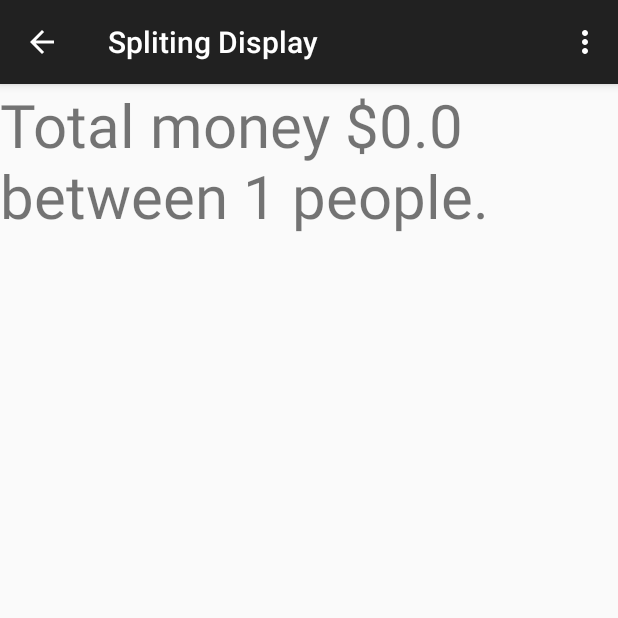
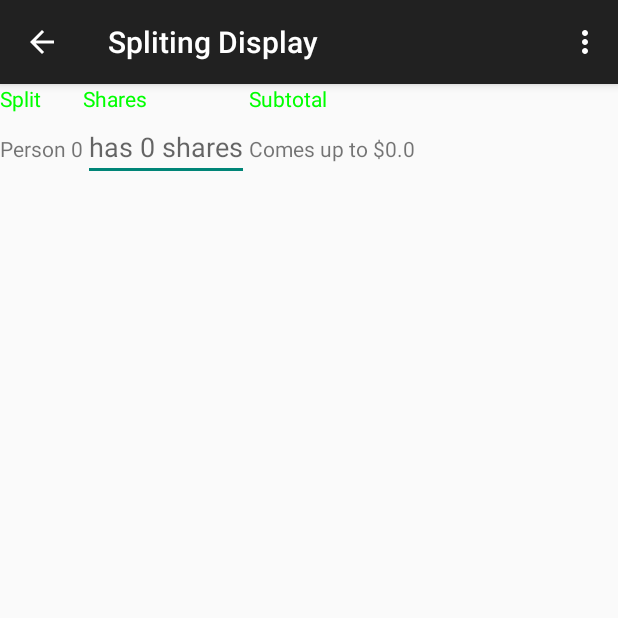
Before and after one commit to TravisWu/PayMe, an Android app: the ContinueToSplit screen opened directly, with no data from a screen before it, on a phone screen of 412 x 824 dp, the top half of it. Run offline under Robolectric (Android 15) with nearby library versions, the phone set to English and light mode, and no system bars.

Commit message:
interface for input sharing

```diff
--- a/app/src/main/java/com/traviswu/payme/ContinueToSplit.java
+++ b/app/src/main/java/com/traviswu/payme/ContinueToSplit.java
@@ -1,24 +1,31 @@
 package com.traviswu.payme;
 
 import android.content.Intent;
+import android.graphics.Color;
 import android.os.Bundle;
 import android.support.v7.app.ActionBarActivity;
+import android.text.Editable;
 import android.text.TextWatcher;
 import android.view.LayoutInflater;
 import android.view.Menu;
 import android.view.MenuItem;
 import android.view.View;
+import android.widget.Button;
 import android.widget.EditText;
 import android.widget.TableLayout;
 import android.widget.TableRow;
 import android.widget.TextView;
+import android.util.Log;
+
+import org.w3c.dom.Text;
 
 
 public class ContinueToSplit extends ActionBarActivity {
     double total_amount;
     int n_people;
-    int[] shares = new int [n_people];
-    double[] subtotal = new double [n_people];
+    int[] shares;
+    double[] subtotal;
+    int total_share = 0;
 
     @Override
     protected void onCreate(Bundle savedInstanceState) {
@@ -27,39 +34,90 @@ public class ContinueToSplit extends ActionBarActivity {
         total_amount = newIntent.getDoubleExtra(SharkSplit.TOTAL_AMOUNT, 0.0);
         n_people = newIntent.getIntExtra(SharkSplit.N_PEOPLE, 1);
 
-
+        shares = new int [n_people];
+        subtotal = new double [n_people];
+        /**
         TextView newTextView = new TextView(this);
         newTextView.setTextSize(40);
         String newMessage = "Total money $"+ total_amount+" between " +n_people+ " people.";
         newTextView.setText(newMessage);
         setContentView(newTextView);
+        **/
+
+        setContentView(R.layout.continue_to_split);
+        init();
+    }
+
+    public void init(){
+        TableLayout myTable = (TableLayout)findViewById(R.id.table_of_shares);
 
 
-        for (int i=0; i<shares.length; i++){
-            shares[i] = 0;
-            subtotal[i] = 0;
-            System.out.println(i + "++++" + n_people);
+        TableRow row0 = new TableRow(this);
+        TextView tv0 = new TextView(this);
+        tv0.setText("Split");
+        tv0.setTextColor(Color.GREEN);
+        row0.addView(tv0);
+
+        TextView tv1 = new TextView(this);
+        tv1.setText("Shares");
+        tv1.setTextColor(Color.GREEN);
+        row0.addView(tv1);
+
+        TextView tv2 = new TextView(this);
+        tv2.setText("Subtotal");
+        tv2.setTextColor(Color.GREEN);
+        row0.addView(tv2);
+
+        //Log.d("shares", shares.length+"");
+        myTable.addView(row0);
+
+        for(int i =0; i<shares.length; i++){
+            TableRow newRow = new TableRow(this);
+            TextView tvNew1 = new TextView(this);
+            tvNew1.setText("Person " + i);
+            newRow.addView(tvNew1);
+
+            final EditText tvNew2 = new EditText(this);
+            tvNew2.setHint("has "+shares[i]+" shares");
+
+            final int index = i;
+            tvNew2.addTextChangedListener(new TextWatcher() {
+                @Override
+                public void beforeTextChanged(CharSequence s, int start, int count, int after) {
+
+
+                }
+
+                @Override
+                public void onTextChanged(CharSequence s, int start, int before, int count) {
+
+                }
+
+                @Override
+                public void afterTextChanged(Editable s) {
+                    total_share -= shares[index];
+                    int newShare = Integer.parseInt(tvNew2.getText().toString());
+                    shares[index]= newShare;
+                    total_share += newShare;
+
+                    double new_share_per_slice = total_amount/total_share;
+                    for (int l=0; l <shares.length; l++){
+                        subtotal[l] = shares[l] * new_share_per_slice;
+                    }
+                }
+            });
+            newRow.addView(tvNew2);
+
+            TextView tvNew3 = new TextView(this);
+            tvNew3.setText("Comes up to $"+subtotal[i]);
+            newRow.addView(tvNew3);
+
+            myTable.addView(newRow);
         }
+        TableRow row2 = new TableRow(this);
+        //Button even_split = new Button();
 
-        TableLayout myTable = (TableLayout)findViewById(R.id.table_of_shares);
-        TableRow [] rows = new TableRow[n_people];
-        //TextView [] shares = new TextView[n_people];
-        for (int j=0; j<shares.length; j++){
-            rows[j]= new TableRow(this);
-            rows[j].setLayoutParams(new TableRow.LayoutParams(TableRow.LayoutParams.MATCH_PARENT,TableRow.LayoutParams.WRAP_CONTENT));
-            try{
-                TextView tv = new TextView(this);
-                tv.setLayoutParams(new TableRow.LayoutParams(TableRow.LayoutParams.MATCH_PARENT,TableRow.LayoutParams.WRAP_CONTENT));
-                tv.setTextSize(40);
-                tv.setText("this person has " + shares[j] +" shares out of the total");
-                rows[j].addView(tv);
-            }
-            catch (Exception ex) {
-                System.out.println(ex);
-            }
-            myTable.addView(rows[j]);
-        }
-//        setContentView(myTable);
+
     }
 
     @Override
@@ -89,11 +147,13 @@ public class ContinueToSplit extends ActionBarActivity {
     //It can serve as a mid-point where users to choose to go to different variations from there
 
     public void evenSplit(View view){
+        total_share = n_people;
         double shares = total_amount/n_people;
         for (int i=0; i<n_people; i++){
             this.shares[i]=1;
             subtotal[i]=shares;
         }
+        init();
     }
 
 //    public void checkOut(View view){
--- a/app/src/main/res/values/strings.xml
+++ b/app/src/main/res/values/strings.xml
@@ -8,4 +8,6 @@
     <string name="title_activity_continue_to_split">ContinueToSplit</string>
     <string name="sharkSplit">Shark Split</string>
     <string name="buttonBlood">Draw Blood</string>
+    <string name="even_split">Even Split</string>
+    <string name="split_intro">Welcome to Split</string>
 </resources>
```
Also changed, not shown: app/src/main/res/layout/continue_to_split.xml (+0 -7 lines).
